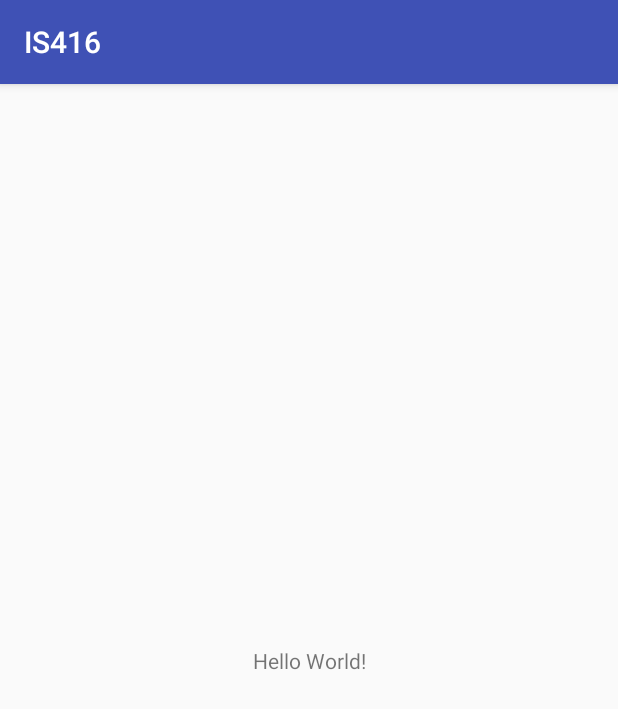
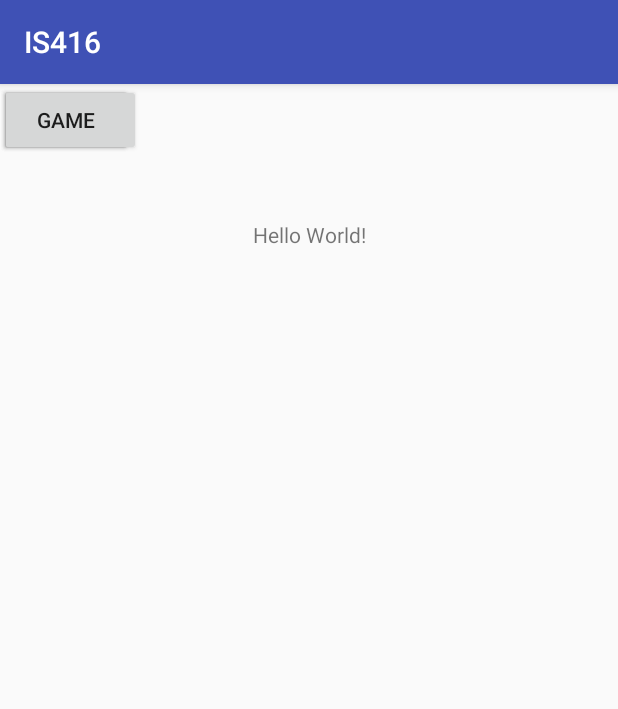
Before and after one commit to catmanjam/IS416, an Android app: the screen it shows after launch (MainActivity), on a phone screen of 412 x 824 dp. Shown: the top 709 px of the screen. Run offline under Robolectric (Android 15) with nearby library versions, the phone set to English and light mode, and no system bars.

Commit message:
Added Main Page Buttons

```diff
--- a/app/src/main/res/layout/activity_main.xml
+++ b/app/src/main/res/layout/activity_main.xml
@@ -13,6 +13,33 @@
         app:layout_constraintBottom_toBottomOf="parent"
         app:layout_constraintLeft_toLeftOf="parent"
         app:layout_constraintRight_toRightOf="parent"
-        app:layout_constraintTop_toTopOf="parent" />
+        app:layout_constraintTop_toTopOf="parent"
+        app:layout_constraintVertical_bias="0.121" />
+
+    <Button
+        android:id="@+id/walkButton"
+        android:layout_width="wrap_content"
+        android:layout_height="wrap_content"
+        android:text="WALK"
+        tools:layout_editor_absoluteX="16dp"
+        tools:layout_editor_absoluteY="358dp"
+        android:onClick=""/>
+
+    <Button
+        android:id="@+id/scheduleButton"
+        android:layout_width="wrap_content"
+        android:layout_height="wrap_content"
+        android:text="SCHEDULE"
+        tools:layout_editor_absoluteX="145dp"
+        tools:layout_editor_absoluteY="358dp" />
+
+    <Button
+        android:id="@+id/gameButton"
+        android:layout_width="wrap_content"
+        android:layout_height="wrap_content"
+        android:text="GAME"
+        tools:layout_editor_absoluteX="280dp"
+        tools:layout_editor_absoluteY="358dp" />
+
 
 </android.support.constraint.ConstraintLayout>
```
